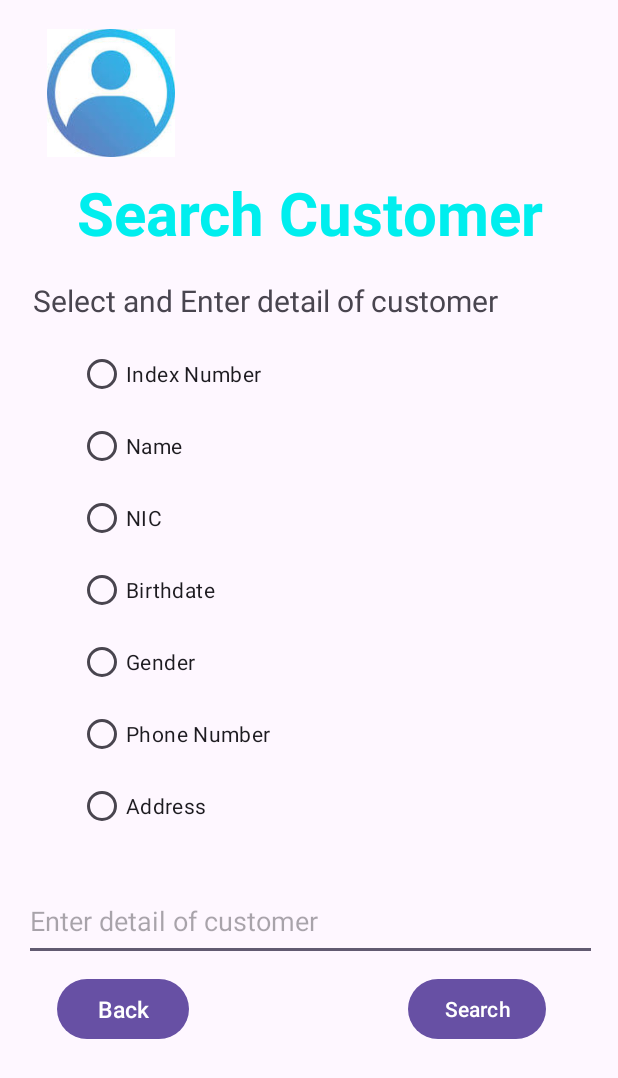
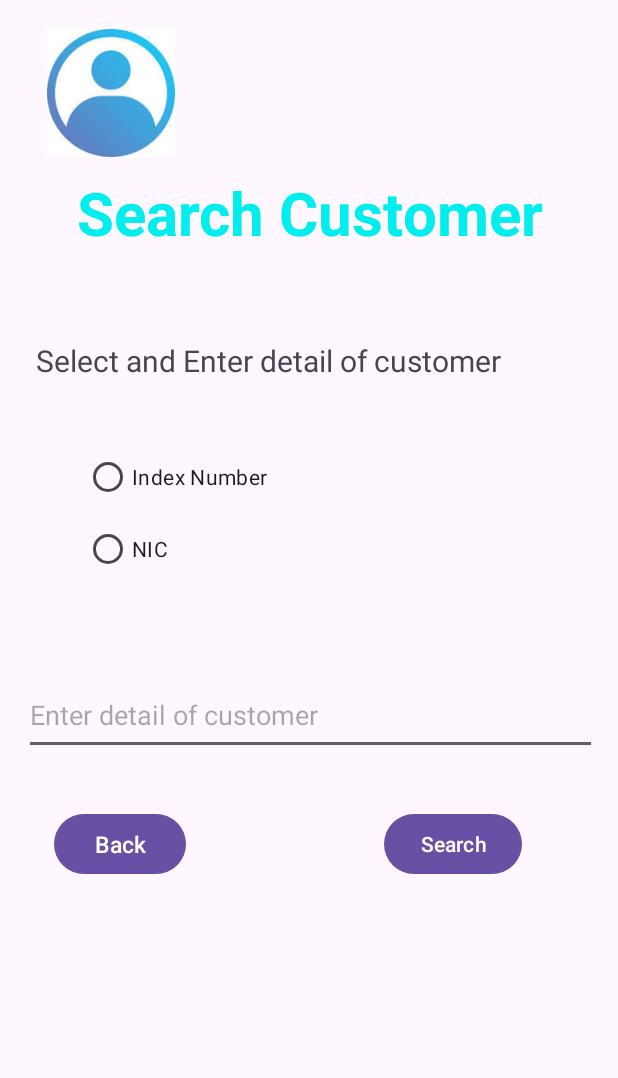
Before and after one commit to TharushiSamindara/ClientKeeper, an Android app: the SearchCustomerActivity screen opened directly, with no data from a screen before it, on a phone screen of 412 x 824 dp. Shown: the top 1078 px of the screen. Run offline under Robolectric (Android 15) with nearby library versions, the phone set to English and light mode, and no system bars.

Commit message:
Search Customer function 1 complete

```diff
--- a/app/src/main/res/layout/activity_search_customer.xml
+++ b/app/src/main/res/layout/activity_search_customer.xml
@@ -42,11 +42,11 @@
         app:layout_constraintTop_toTopOf="parent" />
 
     <RadioGroup
-        android:id="@+id/radioGroup"
-        android:layout_width="306dp"
-        android:layout_height="346dp"
-        android:layout_marginStart="52dp"
-        android:layout_marginTop="11dp"
+        android:id="@+id/radioGroupFind"
+        android:layout_width="330dp"
+        android:layout_height="112dp"
+        android:layout_marginStart="56dp"
+        android:layout_marginTop="40dp"
         app:layout_constraintStart_toStartOf="parent"
         app:layout_constraintTop_toBottomOf="@+id/textView20">
 
@@ -57,48 +57,19 @@
             android:text="Index Number" />
 
         <RadioButton
-            android:id="@+id/radioName"
-            android:layout_width="match_parent"
-            android:layout_height="wrap_content"
-            android:text="Name" />
-
-        <RadioButton
             android:id="@+id/radioNIC"
             android:layout_width="match_parent"
             android:layout_height="wrap_content"
             android:text="NIC" />
 
-        <RadioButton
-            android:id="@+id/radioBirthdate"
-            android:layout_width="match_parent"
-            android:layout_height="wrap_content"
-            android:text="Birthdate" />
-
-        <RadioButton
-            android:id="@+id/radioGender"
-            android:layout_width="match_parent"
-            android:layout_height="wrap_content"
-            android:text="Gender" />
-
-        <RadioButton
-            android:id="@+id/radioPnNo"
-            android:layout_width="match_parent"
-            android:layout_height="wrap_content"
-            android:text="Phone Number" />
-
-        <RadioButton
-            android:id="@+id/radioAddress"
-            android:layout_width="match_parent"
-            android:layout_height="wrap_content"
-            android:text="Address" />
     </RadioGroup>
 
     <TextView
         android:id="@+id/textView20"
         android:layout_width="wrap_content"
         android:layout_height="wrap_content"
-        android:layout_marginStart="22dp"
-        android:layout_marginTop="24dp"
+        android:layout_marginStart="24dp"
+        android:layout_marginTop="64dp"
         android:text="Select and Enter detail of customer"
         android:textSize="20dp"
         app:layout_constraintStart_toStartOf="parent"
@@ -109,19 +80,19 @@
         android:layout_width="382dp"
         android:layout_height="53dp"
         android:layout_marginStart="16dp"
-        android:layout_marginTop="16dp"
+        android:layout_marginTop="44dp"
         android:ems="10"
         android:hint="Enter detail of customer"
         android:inputType="text"
         app:layout_constraintStart_toStartOf="parent"
-        app:layout_constraintTop_toBottomOf="@+id/radioGroup" />
+        app:layout_constraintTop_toBottomOf="@+id/radioGroupFind" />
 
     <Button
         android:id="@+id/btnSearch"
         android:layout_width="wrap_content"
         android:layout_height="wrap_content"
-        android:layout_marginStart="272dp"
-        android:layout_marginTop="8dp"
+        android:layout_marginStart="256dp"
+        android:layout_marginTop="35dp"
         android:text="Search"
         app:layout_constraintStart_toStartOf="parent"
         app:layout_constraintTop_toBottomOf="@+id/editTextSearchingDetail" />
@@ -130,8 +101,8 @@
         android:id="@+id/btnBack"
         android:layout_width="wrap_content"
         android:layout_height="wrap_content"
-        android:layout_marginStart="38dp"
-        android:layout_marginTop="8dp"
+        android:layout_marginStart="36dp"
+        android:layout_marginTop="35dp"
         android:text="Back"
         android:textSize="15dp"
         app:layout_constraintStart_toStartOf="parent"
```
Also changed, not shown: app/src/main/java/com/example/clientkeeper/Customer.kt (added, +11 -0 lines), app/src/main/java/com/example/clientkeeper/DBHelper.kt (+66 -0 lines), app/src/main/java/com/example/clientkeeper/EditCustomerActivity.kt (+7 -7 lines), app/src/main/java/com/example/clientkeeper/SearchCustomerActivity.kt (+77 -0 lines).
